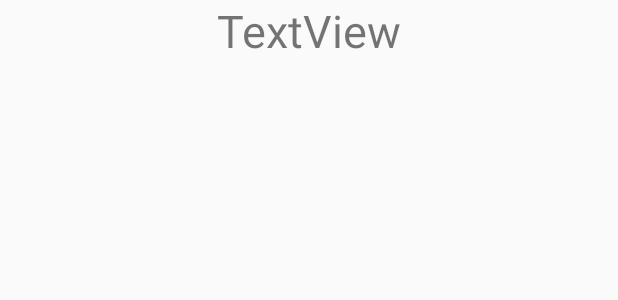
After one commit to nnarendra/RetrofitDemoWithHeaders, an Android app: the layout feed_list_item.xml on its own in the app's theme, with its tools: preview values and no code run, on a phone screen of 412 x 824 dp. The commit adds this screen. Shown: the top 300 px of the screen. Run offline under Robolectric (Android 15) with nearby library versions, the phone set to English and light mode, and no system bars; network calls fail.

Commit message:
implementing feed list is done

```diff
--- a/app/src/main/java/com/naren/connectingwithserverviaretrofit/activityies/managers/FeedManager.java
+++ b/app/src/main/java/com/naren/connectingwithserverviaretrofit/activityies/managers/FeedManager.java
@@ -51,7 +51,7 @@ public class FeedManager {
                 // response.
                 JsonObject dataObJ = GSONUtility.getJsonObjectSafe(response.body().getAsJsonObject(), "data");
                 JsonObject postsObj = GSONUtility.getJsonObjectSafe(dataObJ.getAsJsonObject(), "posts");
-                JsonArray postsArray = GSONUtility.getJsonArraySafe(postsObj, "posts");
+                JsonArray postsArray = GSONUtility.getJsonArraySafe(postsObj, "data");
                  FeedMdel feedMdel = new Gson().fromJson(postsObj, FeedMdel.class);
                 List<Post> posts = new ArrayList<>();
                 for (JsonElement element : postsArray) {
--- /dev/null
+++ b/app/src/main/res/layout/feed_list_item.xml
@@ -0,0 +1,20 @@
+<?xml version="1.0" encoding="utf-8"?>
+<android.support.constraint.ConstraintLayout xmlns:android="http://schemas.android.com/apk/res/android"
+    xmlns:app="http://schemas.android.com/apk/res-auto"
+    xmlns:tools="http://schemas.android.com/tools"
+    android:layout_width="match_parent"
+    android:layout_height="wrap_content">
+
+
+    <TextView
+        android:id="@+id/user_full_name"
+        android:layout_width="wrap_content"
+        android:layout_height="wrap_content"
+        android:text="TextView"
+        android:gravity="start"
+        android:textSize="30sp"
+        app:layout_constraintBottom_toBottomOf="parent"
+        app:layout_constraintEnd_toEndOf="parent"
+        app:layout_constraintStart_toStartOf="parent"
+        app:layout_constraintTop_toTopOf="parent" />
+</android.support.constraint.ConstraintLayout>
```
Also changed, not shown: app/src/main/java/com/naren/connectingwithserverviaretrofit/activityies/FeedActivity.java (+25 -2 lines), app/src/main/java/com/naren/connectingwithserverviaretrofit/activityies/adapters/FeedAdapter.java (added, +56 -0 lines), app/src/main/res/layout/activity_feed.xml (+1 -7 lines), app/src/main/res/layout/content_feed.xml (+7 -0 lines).
